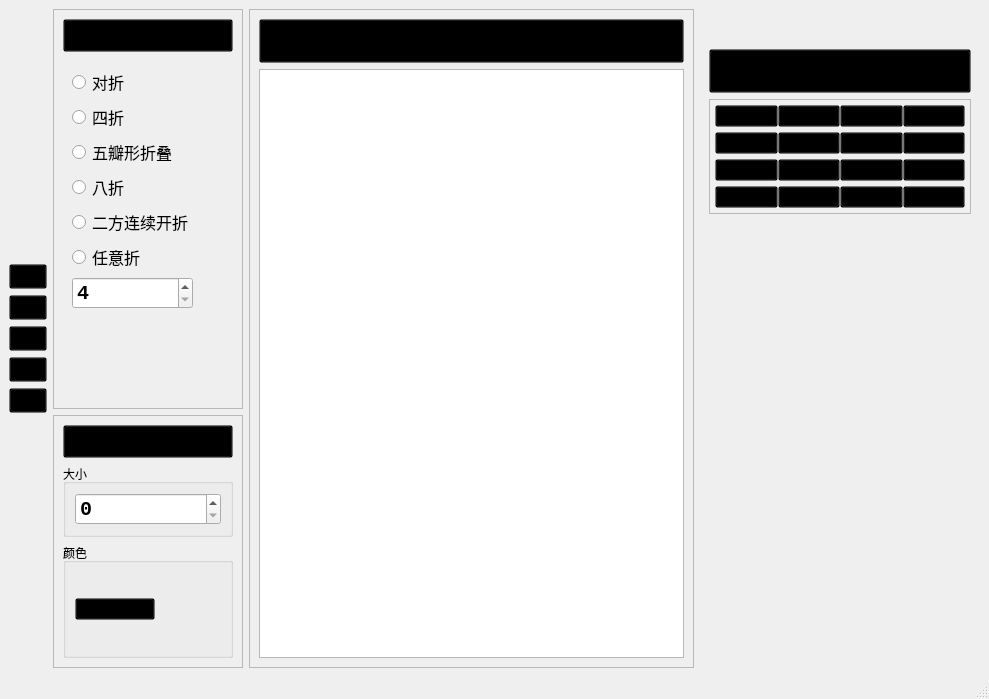
Above: mainwindow.ui from zeki2333/papercutting-simulation before the change. Below: the same form after it.
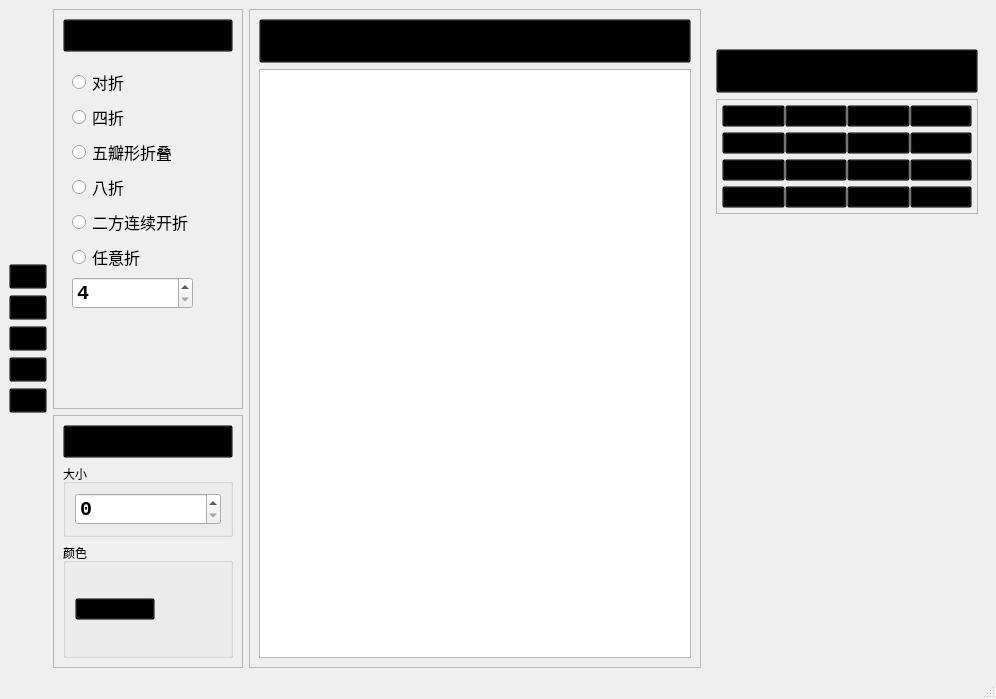
That is the form after the change. Icons and pictures are not drawn.

What changed in the file:
```diff
--- a/mainwindow.ui
+++ b/mainwindow.ui
@@ -6,8 +6,8 @@
    <rect>
     <x>0</x>
     <y>0</y>
-    <width>989</width>
-    <height>696</height>
+    <width>996</width>
+    <height>690</height>
    </rect>
   </property>
   <property name="windowTitle">
```
Left out of the diff: 46 changed lines with no effect on the pictures.
